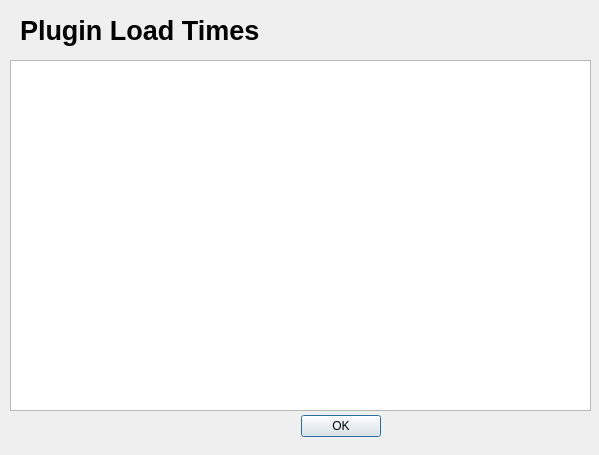
Before: the Qt Designer form plugin_load_times_dialog_base.ui in mstuyts/Plugin-Load-Times, drawn with Qt 5.
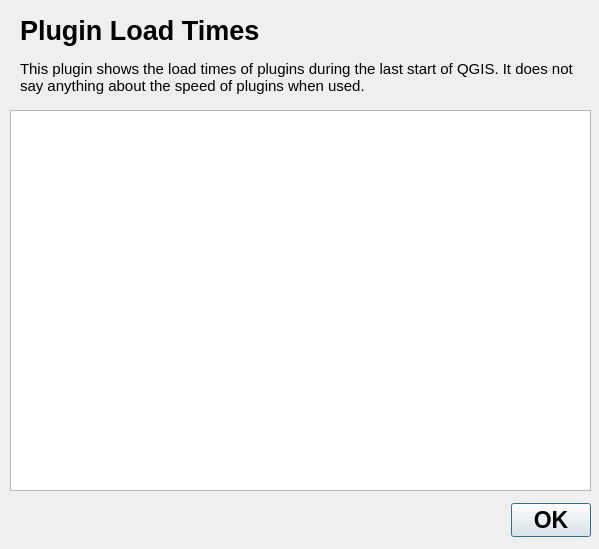
After: the same form once the commit is applied.

```diff
--- a/plugin_load_times_dialog_base.ui
+++ b/plugin_load_times_dialog_base.ui
@@ -7,7 +7,7 @@
     <x>0</x>
     <y>0</y>
     <width>599</width>
-    <height>455</height>
+    <height>549</height>
    </rect>
   </property>
   <property name="windowTitle">
@@ -19,12 +19,19 @@
   <widget class="QDialogButtonBox" name="button_box">
    <property name="geometry">
     <rect>
-     <x>40</x>
-     <y>410</y>
+     <x>250</x>
+     <y>500</y>
      <width>341</width>
-     <height>32</height>
+     <height>41</height>
     </rect>
    </property>
+   <property name="font">
+    <font>
+     <pointsize>17</pointsize>
+     <weight>75</weight>
+     <bold>true</bold>
+    </font>
+   </property>
    <property name="orientation">
     <enum>Qt::Horizontal</enum>
    </property>
@@ -36,9 +43,9 @@
    <property name="geometry">
     <rect>
      <x>10</x>
-     <y>60</y>
+     <y>110</y>
      <width>581</width>
-     <height>351</height>
+     <height>381</height>
     </rect>
    </property>
   </widget>
@@ -61,6 +68,28 @@
     <set>Qt::NoTextInteraction</set>
    </property>
   </widget>
+  <widget class="QLabel" name="explanation">
+   <property name="geometry">
+    <rect>
+     <x>20</x>
+     <y>60</y>
+     <width>561</width>
+     <height>51</height>
+    </rect>
+   </property>
+   <property name="text">
+    <string>&lt;html&gt;&lt;head/&gt;&lt;body&gt;&lt;p&gt;&lt;span style=&quot; font-size:11pt;&quot;&gt;This plugin shows the load times of plugins during the last start of QGIS. It does not say anything about the speed of plugins when used.&lt;/span&gt;&lt;/p&gt;&lt;/body&gt;&lt;/html&gt;</string>
+   </property>
+   <property name="textFormat">
+    <enum>Qt::RichText</enum>
+   </property>
+   <property name="alignment">
+    <set>Qt::AlignLeading|Qt::AlignLeft|Qt::AlignTop</set>
+   </property>
+   <property name="wordWrap">
+    <bool>true</bool>
+   </property>
+  </widget>
  </widget>
  <resources/>
  <connections>
```
